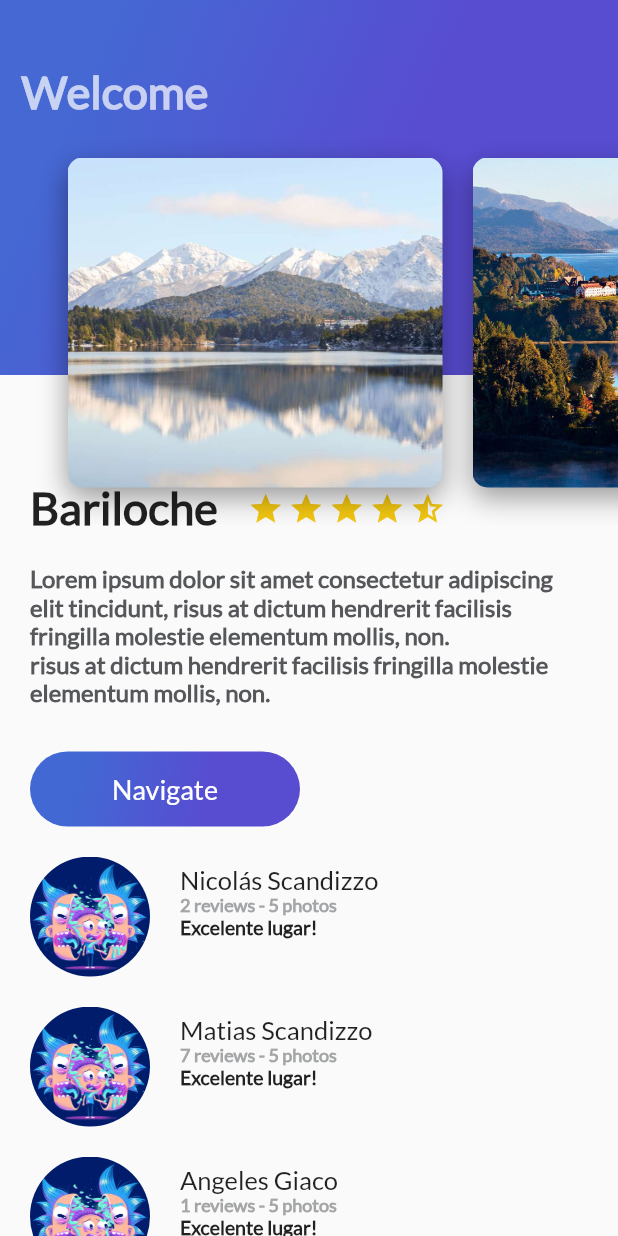
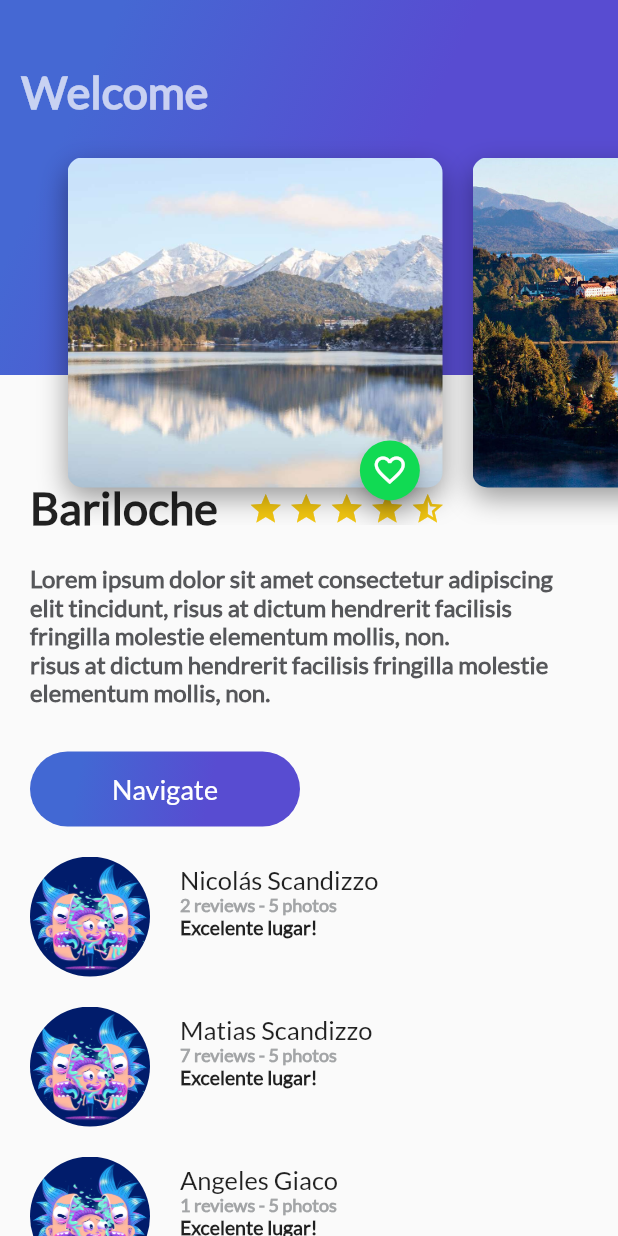
Before and after one commit to nscando/nscando_trips_app, a Flutter app: the screen it shows after launch, on a phone screen of 412 x 824 dp. Run offline on Flutter 3.47's test engine with Material 2 defaults, Android fonts, the phone set to English and light mode, and no system bars.

Commit message:
Floating Fav Action Button

```diff
--- a/lib/card_image.dart
+++ b/lib/card_image.dart
@@ -1,4 +1,5 @@
 import 'package:flutter/material.dart';
+import 'floating_action_button_green.dart';
 
 class CardImage extends StatelessWidget {
   String pathImage = "assets/img/bari1.jpeg";
@@ -26,6 +27,9 @@ class CardImage extends StatelessWidget {
           ]),
     );
 
-    return card;
+    return Stack(
+      alignment: Alignment(0.9, 1.1),
+      children: [card, FloatingActionButtonGreen()],
+    );
   }
 }
--- /dev/null
+++ b/lib/floating_action_button_green.dart
@@ -0,0 +1,37 @@
+import 'package:flutter/material.dart';
+
+class FloatingActionButtonGreen extends StatefulWidget {
+  @override
+  State<StatefulWidget> createState() {
+    return _FloatingActionButtonGreen();
+  }
+}
+
+class _FloatingActionButtonGreen extends State<FloatingActionButtonGreen> {
+  bool _pressed = false;
+
+  void onPressedFav() {
+
+    setState((){
+      _pressed = !this._pressed;
+    });
+
+
+    ScaffoldMessenger.of(context).showSnackBar(
+        SnackBar(content: _pressed ?  const Text("Added to your favorites!"):
+        const Text("Deleted from your favorites!")
+        ));
+  }
+
+  @override
+  Widget build(BuildContext context) {
+    return FloatingActionButton(
+      backgroundColor: Color(0xFF11DA53),
+      mini: true,
+      tooltip: "Fav",
+      onPressed: onPressedFav,
+      child: _pressed ? Icon(Icons.favorite):
+      const Icon(Icons.favorite_border),
+    );
+  }
+}
```
